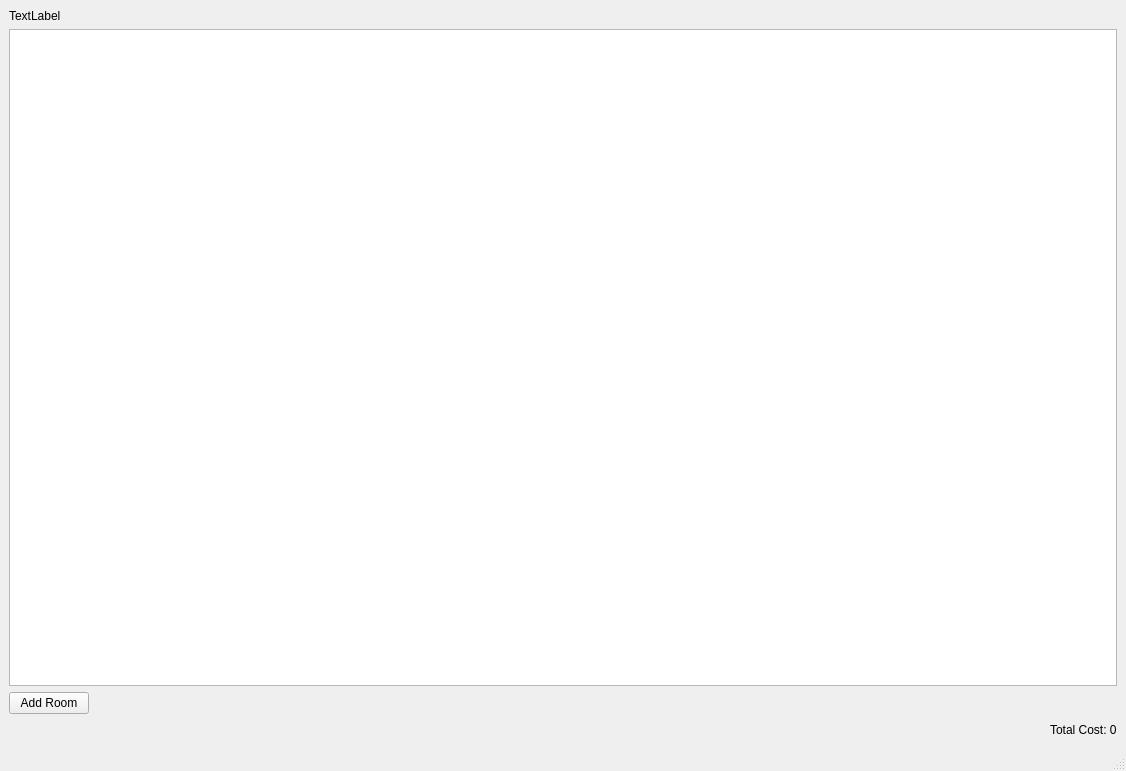
Above: mainwindow.ui from EugeneGorbulya/flatrepair before the change. Below: the same form after it.
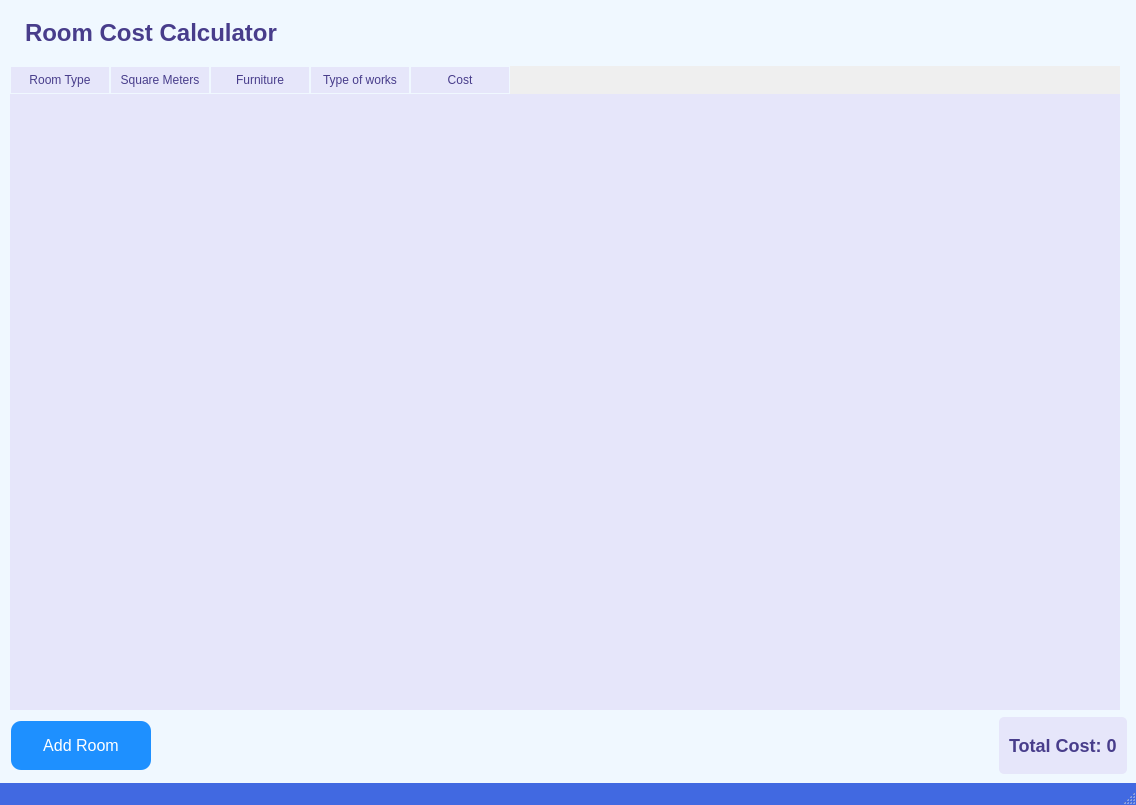
That is the form after the change.

What changed in the file:
```diff
--- a/mainwindow.ui
+++ b/mainwindow.ui
@@ -6,84 +6,65 @@
    <rect>
     <x>0</x>
     <y>0</y>
-    <width>1126</width>
-    <height>771</height>
+    <width>1136</width>
+    <height>805</height>
    </rect>
   </property>
   <property name="windowTitle">
    <string>MainWindow</string>
   </property>
   <widget class="QWidget" name="centralwidget">
+   <property name="styleSheet">
+    <string notr="true">QWidget#centralwidget { background-color: #F0F8FF; }</string>
+   </property>
    <layout class="QGridLayout" name="gridLayout_2">
     <item row="0" column="0">
      <layout class="QGridLayout" name="gridLayout">
-      <item row="2" column="0">
-       <widget class="QPushButton" name="pushButton">
-        <property name="text">
-         <string>Add Room</string>
-        </property>
-       </widget>
-      </item>
-      <item row="0" column="0" colspan="2">
-       <widget class="QLabel" name="label">
-        <property name="text">
-         <string>TextLabel</string>
-        </property>
-       </widget>
-      </item>
-      <item row="2" column="1">
-       <spacer name="horizontalSpacer">
-        <property name="orientation">
-         <enum>Qt::Horizontal</enum>
-        </property>
-        <property name="sizeHint" stdset="0">
-         <size>
-          <width>40</width>
-          <height>20</height>
-         </size>
-        </property>
-       </spacer>
-      </item>
       <item row="1" column="0" colspan="2">
-       <widget class="QTableWidget" name="tableWidget">
-        <property name="minimumSize">
-         <size>
-          <width>1100</width>
-          <height>600</height>
-         </size>
+       <widget class="QLabel" name="label">
+        <property name="styleSheet">
+         <string notr="true">QLabel {
+             font-size: 24px;
+             font-weight: bold;
+             color: #483D8B; /* DarkSlateBlue */
+             padding: 10px;
+             border-bottom: 2px solid #ddd;
+         }</string>
         </property>
-        <attribute name="horizontalHeaderVisible">
-         <bool>false</bool>
-        </attribute>
-        <attribute name="verticalHeaderVisible">
-         <bool>false</bool>
-        </attribute>
-        <column>
-         <property name="text">
-          <string/>
-         </property>
-        </column>
-        <column>
-         <property name="text">
-          <string/>
-         </property>
-        </column>
-        <column>
-         <property name="text">
-          <string/>
-         </property>
-        </column>
-        <column>
-         <property name="text">
-          <string/>
-         </property>
-        </column>
+        <property name="text">
+         <string>Room Cost Calculator</string>
+        </property>
        </widget>
       </item>
       <item row="3" column="0" colspan="2">
        <layout class="QHBoxLayout" name="horizontalLayout">
         <item>
-         <spacer name="horizontalSpacer_2">
+         <widget class="QPushButton" name="pushButton">
+          <property name="styleSheet">
+           <string notr="true">QPushButton {
+               background-color: #1E90FF; /* DodgerBlue */
+               border: none;
+               border-radius: 10px; /* Rounded corners */
+               color: white;
+               padding: 15px 32px;
+               text-align: center;
+               text-decoration: none;
+               display: inline-block;
+               font-size: 16px;
+               margin: 4px 2px;
+               cursor: pointer;
+           }
+           QPushButton:hover {
+               background-color: #4169E1; /* RoyalBlue */
+           }</string>
+          </property>
+          <property name="text">
+           <string>Add Room</string>
+          </property>
+         </widget>
+        </item>
+        <item>
+         <spacer name="horizontalSpacer">
           <property name="orientation">
            <enum>Qt::Horizontal</enum>
           </property>
@@ -97,6 +78,16 @@
         </item>
         <item>
          <widget class="QLabel" name="totalCostLabel">
+          <property name="styleSheet">
+           <string notr="true">QLabel {
+               font-size: 18px;
+               font-weight: bold;
+               color: #483D8B; /* DarkSlateBlue */
+               background-color: #E6E6FA; /* Lavender */
+               padding: 5px;
+               border-radius: 5px;
+           }</string>
+          </property>
           <property name="text">
            <string>Total Cost: 0</string>
           </property>
@@ -104,6 +95,91 @@
         </item>
        </layout>
       </item>
+      <item row="2" column="0">
+       <widget class="QTableWidget" name="tableWidget">
+        <property name="minimumSize">
+         <size>
+          <width>1100</width>
+          <height>600</height>
+         </size>
+        </property>
+        <property name="styleSheet">
+         <string notr="true">
+             QTableWidget {
+                 gridline-color: #F0F8FF; /* AliceBlue lines for grid */
+                 font-size: 16px;
+                 background-color: #E6E6FA; /* Lavender */
+                 color: #483D8B; /* DarkSlateBlue */
+                 border: 1px solid #F0F8FF; /* AliceBlue frame */
+             }
+             QHeaderView::section {
+                 background-color: #E6E6FA; /* Lavender */
+                 padding: 4px;
+                 border: 1px solid #F0F8FF; /* AliceBlue border for header sections */
+                 color: #483D8B; /* DarkSlateBlue */
+             }
+             QTableWidget QTableCornerButton::section {
+                 background-color: #E6E6FA; /* Lavender */
+                 border: 1px solid #F0F8FF; /* AliceBlue border for corner button */
+                 color: #483D8B; /* DarkSlateBlue */
+             }
+             QTableWidget::item {
+                 border: 1px solid #F0F8FF; /* AliceBlue border for items */
+                 background-color: #E6E6FA; /* Lavender */
+                 color: #483D8B; /* DarkSlateBlue */
+             }
+             QTableWidget::item:selected {
+                 background-color: #6A5ACD; /* SlateBlue */
+                 color: #ffffff; /* White */
+             }
+             QTableWidget::item:focus {
+                 border: 1px solid #F0F8FF; /* AliceBlue border for focused item */
+                 background-color: #E6E6FA; /* Lavender background */
+                 color: #483D8B; /* DarkSlateBlue */
+             }
+             QTableWidget::item:focus:selected {
+                 background-color: #6A5ACD; /* SlateBlue */
+                 color: #ffffff; /* White */
+             }
+             QTableWidget::item:focus:hover {
+                 background-color: #E6E6FA; /* Lavender background on hover */
+                 color: #483D8B; /* DarkSlateBlue */
+             }
+         </string>
+        </property>
+        <attribute name="horizontalHeaderVisible">
+         <bool>true</bool>
+        </attribute>
+        <attribute name="verticalHeaderVisible">
+         <bool>true</bool>
+        </attribute>
+        <column>
+         <property name="text">
+          <string>Room Type</string>
+         </property>
+        </column>
+        <column>
+         <property name="text">
+          <string>Square Meters</string>
+         </property>
+        </column>
+        <column>
+         <property name="text">
+          <string>Furniture</string>
+         </property>
+        </column>
+        <column>
+         <property name="text">
+          <string>Type of works</string>
+         </property>
+        </column>
+        <column>
+         <property name="text">
+          <string>Cost</string>
+         </property>
+        </column>
+       </widget>
+      </item>
      </layout>
     </item>
    </layout>
@@ -118,7 +194,14 @@
     </rect>
    </property>
   </widget>
-  <widget class="QStatusBar" name="statusbar"/>
+  <widget class="QStatusBar" name="statusbar">
+   <property name="styleSheet">
+    <string notr="true">QStatusBar {
+        background-color: #4169E1; /* RoyalBlue */
+        color: white;
+    }</string>
+   </property>
+  </widget>
  </widget>
  <resources/>
  <connections/>
```
Left out of the diff: 16 changed lines with no effect on the pictures.
